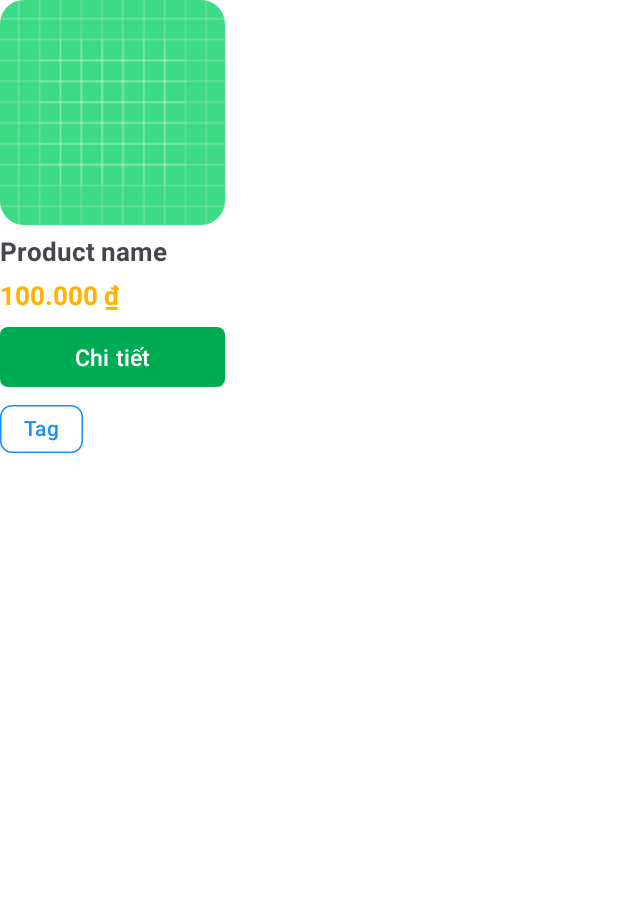
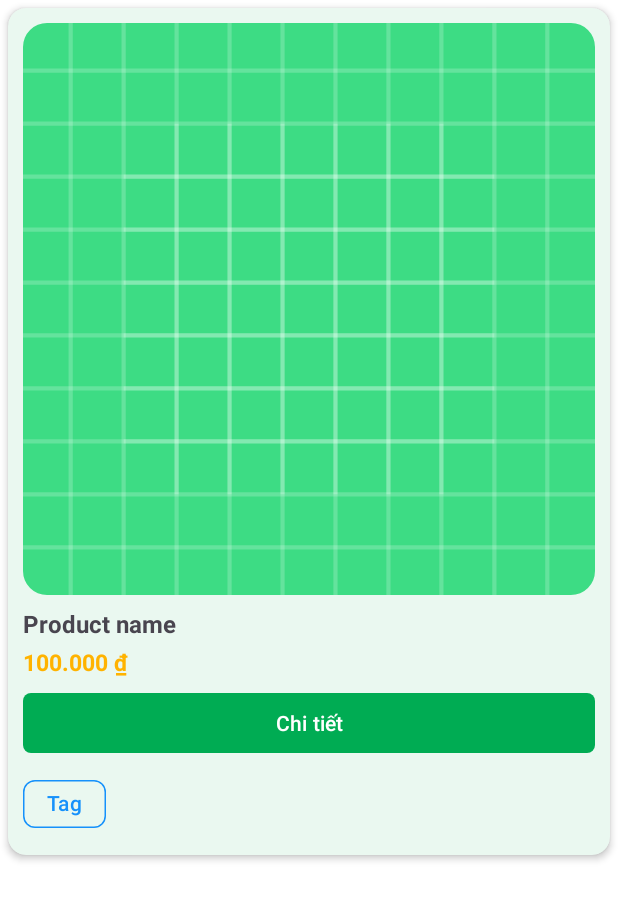
Before and after one commit to PRM392-Group4/herbs-and-friends-app, an Android app: the layout item_product.xml on its own in the app's theme, with its tools: preview values and no code run, on a phone screen of 412 x 824 dp. Shown: the top 900 px of the screen. Run offline under Robolectric (Android 15) with nearby library versions, the phone set to English and light mode, and no system bars.

Commit message:
fix: product list responsive layout

```diff
--- a/app/src/main/res/layout/fragment_h_home.xml
+++ b/app/src/main/res/layout/fragment_h_home.xml
@@ -5,7 +5,7 @@
     android:layout_height="match_parent"
     xmlns:app="http://schemas.android.com/apk/res-auto"
     tools:context=".ui.customer_side.home.HHomeFragment"
-    android:paddingHorizontal="20dp"
+    android:paddingHorizontal="10dp"
     android:paddingTop="10dp">
 
     <include
@@ -49,8 +49,7 @@
                 app:layout_constraintStart_toStartOf="parent"
                 app:layout_constraintEnd_toEndOf="parent"
                 app:layout_constraintTop_toBottomOf="@id/home_banner"
-                android:layout_marginTop="30dp"
-                android:paddingHorizontal="10dp">
+                android:layout_marginTop="30dp">
 
                 <TextView
                     android:id="@+id/home_category_title"
@@ -58,6 +57,7 @@
                     android:layout_height="wrap_content"
                     app:layout_constraintStart_toStartOf="parent"
                     app:layout_constraintTop_toTopOf="parent"
+                    android:layout_marginStart="10dp"
                     android:text="@string/home_category_title"
                     android:textSize="23sp"
                     android:textStyle="bold"/>
@@ -105,7 +105,6 @@
                 android:layout_width="match_parent"
                 android:layout_height="wrap_content"
                 android:layout_marginTop="10dp"
-                android:layout_marginHorizontal="10dp"
                 app:layout_constraintStart_toStartOf="parent"
                 app:layout_constraintEnd_toEndOf="parent"
                 app:layout_constraintBottom_toBottomOf="parent"
--- a/app/src/main/res/layout/fragment_h_home_product_list.xml
+++ b/app/src/main/res/layout/fragment_h_home_product_list.xml
@@ -5,7 +5,7 @@
     android:layout_height="match_parent"
     xmlns:app="http://schemas.android.com/apk/res-auto"
     tools:context=".ui.customer_side.home.HHomeProductListFragment"
-    android:padding="16dp" >
+    android:padding="10dp" >
 
     <include
         android:id="@+id/include_actionbar_product_list"
@@ -18,7 +18,6 @@
         android:layout_width="match_parent"
         android:layout_height="0dp"
         android:fillViewport="true"
-        android:paddingHorizontal="5dp"
         android:paddingTop="10dp"
         app:layout_constraintTop_toBottomOf="@id/include_actionbar_product_list"
         app:layout_constraintBottom_toBottomOf="parent"
@@ -36,6 +35,7 @@
                 app:layout_constraintStart_toStartOf="parent"
                 app:layout_constraintTop_toTopOf="parent"
                 android:layout_marginTop="10dp"
+                android:layout_marginStart="10dp"
                 android:text="@string/product_list_title"
                 android:textSize="23sp"
                 android:textStyle="bold"/>
--- a/app/src/main/res/layout/item_product.xml
+++ b/app/src/main/res/layout/item_product.xml
@@ -1,56 +1,69 @@
 <?xml version="1.0" encoding="utf-8"?>
-<LinearLayout xmlns:android="http://schemas.android.com/apk/res/android"
+<com.google.android.material.card.MaterialCardView xmlns:android="http://schemas.android.com/apk/res/android"
+    xmlns:app="http://schemas.android.com/apk/res-auto"
+    android:layout_width="match_parent"
+    android:layout_height="wrap_content"
+    android:layout_margin="5dp"
+    app:cardCornerRadius="12dp"
+    app:cardElevation="3dp"
+    app:strokeWidth="0dp">
+
+    <LinearLayout
+        android:layout_width="match_parent"
+        android:layout_height="wrap_content"
         android:orientation="vertical"
-    android:layout_width="150dp"
-    android:layout_height="310dp"
-    xmlns:app="http://schemas.android.com/apk/res-auto">
+        android:padding="10dp">
 
         <com.google.android.material.imageview.ShapeableImageView
             android:id="@+id/product_image"
-        android:layout_width="150dp"
-        android:layout_height="150dp"
+            android:layout_width="match_parent"
+            android:layout_height="0dp"
+            android:layout_gravity="center_horizontal"
+            android:layout_weight="1"
+            android:adjustViewBounds="true"
             android:scaleType="centerCrop"
-        android:layout_gravity="center_horizontal"
             android:src="@drawable/ic_default_background"
-        app:shapeAppearanceOverlay="@style/RoundedCornerImage"/>
+            app:shapeAppearanceOverlay="@style/RoundedCornerImage" />
 
         <TextView
             android:id="@+id/product_name"
-        android:layout_width="wrap_content"
+            android:layout_width="match_parent"
             android:layout_height="wrap_content"
-        android:layout_marginTop="5dp"
+            android:layout_marginTop="8dp"
             android:maxLines="1"
             android:ellipsize="end"
             android:text="@string/product_name_placeholder_txt"
             android:textStyle="bold"
-        android:textSize="17sp" />
+            android:textSize="16sp" />
 
         <TextView
             android:id="@+id/product_price"
-        android:layout_width="wrap_content"
+            android:layout_width="match_parent"
             android:layout_height="wrap_content"
-        android:layout_marginTop="5dp"
+            android:layout_marginTop="4dp"
             android:text="@string/product_price_placeholder_txt"
             android:textStyle="bold"
-        android:textSize="17sp"
-        android:textColor="@color/h_secondary"/>
+            android:textSize="15sp"
+            android:textColor="@color/h_secondary" />
 
         <com.google.android.material.button.MaterialButton
             android:id="@+id/btn_product_detail"
             style="@style/SquareButton"
-        android:layout_marginTop="5dp"
+            android:layout_marginTop="6dp"
             android:layout_width="match_parent"
             android:layout_height="wrap_content"
             android:text="@string/btn_product_detail"
-        android:textSize="15sp"
-        android:layout_gravity="center_horizontal"/>
+            android:textSize="14sp" />
 
         <com.google.android.material.chip.Chip
             android:id="@+id/product_tag"
             android:layout_width="wrap_content"
             android:layout_height="wrap_content"
+            android:layout_marginTop="6dp"
             app:chipStrokeColor="@color/h_info"
             android:textColor="@color/h_info"
             android:text="@string/product_tag_placeholder_txt" />
 
     </LinearLayout>
+
+</com.google.android.material.card.MaterialCardView>
```
Lines whose indentation alone changed are shown as unchanged.
